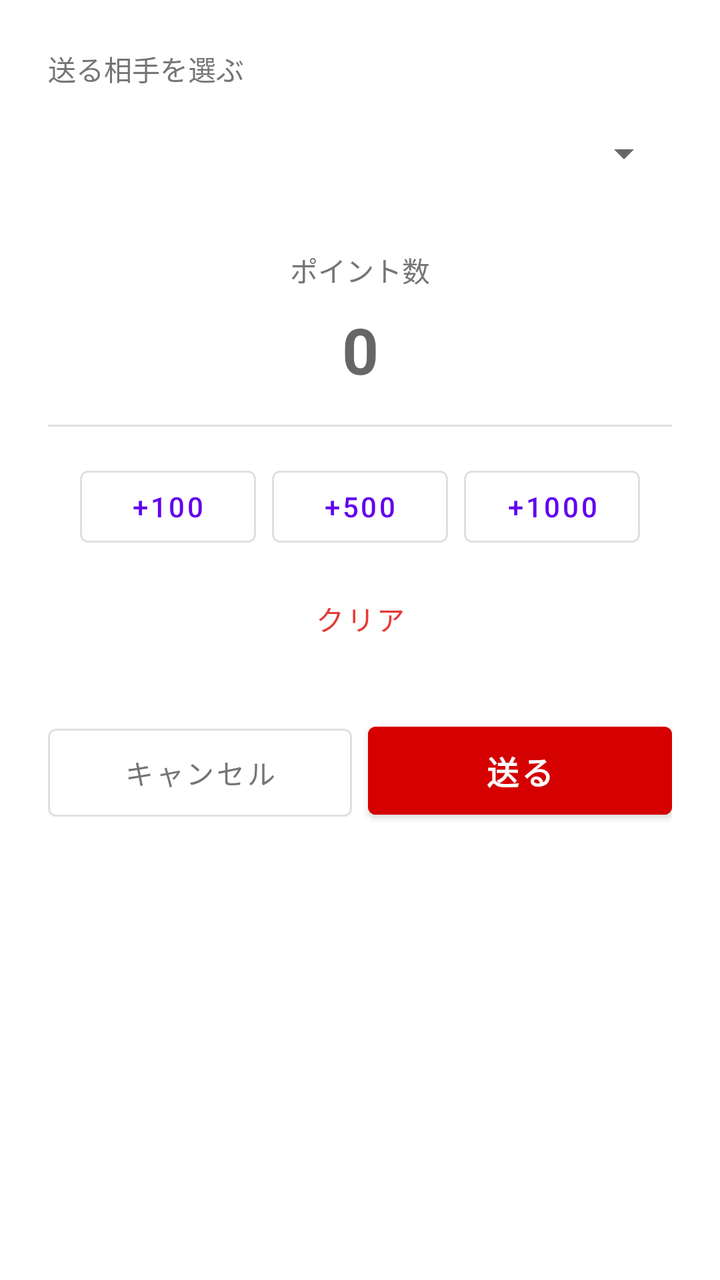
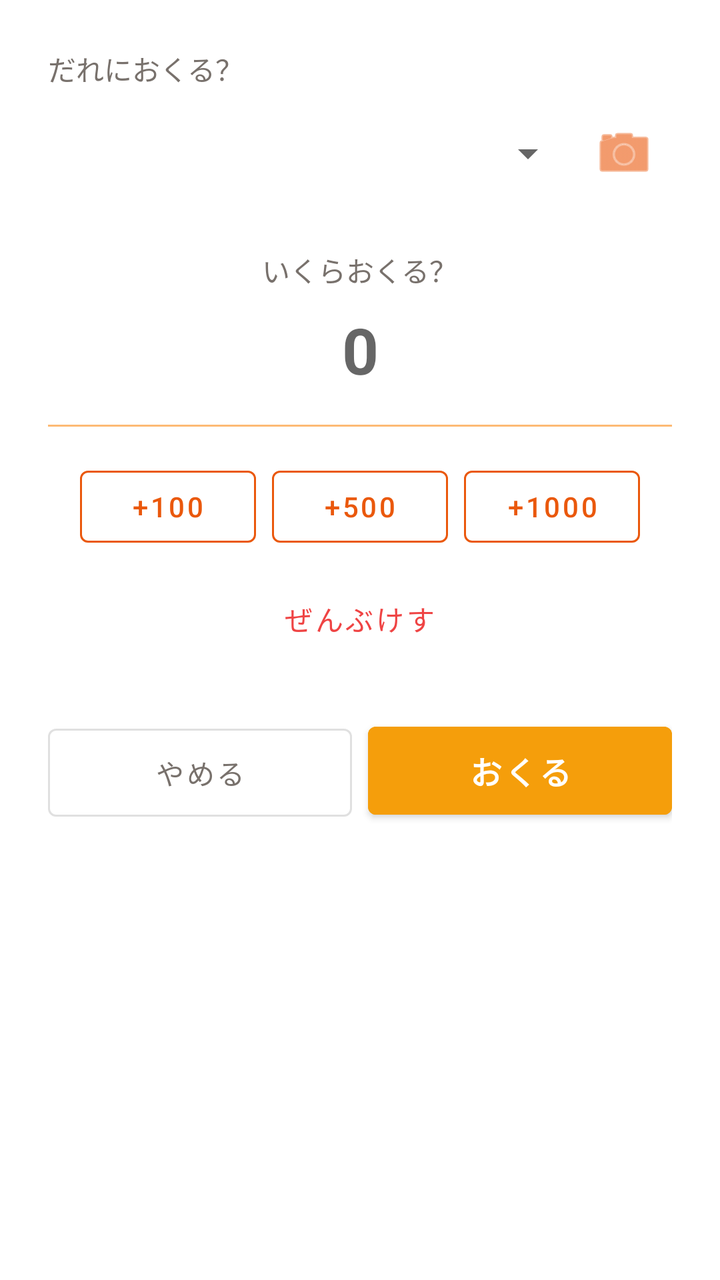

The first picture is an Android layout as it rendered before a commit; the second is the same layout after the commit. The layout source and the unified diff follow.
<!-- AndroidManifest.xml: application theme Theme.InternalPointSystem -->
<!-- res/layout/dialog_send_points.xml -->
<?xml version="1.0" encoding="utf-8"?>
<LinearLayout xmlns:android="http://schemas.android.com/apk/res/android"
    android:layout_width="match_parent"
    android:layout_height="wrap_content"
    android:orientation="vertical"
    android:padding="24dp"
    android:background="@drawable/bg_dialog_rounded">

    <TextView
        android:layout_width="wrap_content"
        android:layout_height="wrap_content"
        android:text="送る相手を選ぶ"
        android:textColor="@color/text_grey"
        android:layout_marginBottom="8dp"/>

    <Spinner
        android:id="@+id/spinnerReceiverDialog"
        android:layout_width="match_parent"
        android:layout_height="wrap_content"
        android:minHeight="48dp"
        android:layout_marginBottom="24dp"/>

    <TextView
        android:layout_width="wrap_content"
        android:layout_height="wrap_content"
        android:text="ポイント数"
        android:textColor="@color/text_grey"
        android:layout_gravity="center_horizontal"
        android:layout_marginBottom="8dp"/>

    <EditText
        android:id="@+id/etAmountDialog"
        android:layout_width="match_parent"
        android:layout_height="wrap_content"
        android:inputType="number"
        android:hint="0"
        android:gravity="center"
        android:textSize="32sp"
        android:textStyle="bold"
        android:textColor="@color/text_dark"
        android:background="@android:color/transparent"
        android:layout_marginBottom="16dp"/>
        
    <View android:layout_width="match_parent" android:layout_height="1dp" android:background="#E0E0E0" android:layout_marginBottom="16dp"/>

    <LinearLayout
        android:layout_width="match_parent"
        android:layout_height="wrap_content"
        android:orientation="horizontal"
        android:gravity="center"
        android:layout_marginBottom="8dp">

        <Button
            android:id="@+id/btnAdd100"
            android:layout_width="wrap_content"
            android:layout_height="wrap_content"
            android:text="+100"
            style="@style/Widget.MaterialComponents.Button.OutlinedButton"
            android:layout_marginEnd="8dp"/>

        <Button
            android:id="@+id/btnAdd500"
            android:layout_width="wrap_content"
            android:layout_height="wrap_content"
            android:text="+500"
            style="@style/Widget.MaterialComponents.Button.OutlinedButton"
            android:layout_marginEnd="8dp"/>

        <Button
            android:id="@+id/btnAdd1000"
            android:layout_width="wrap_content"
            android:layout_height="wrap_content"
            android:text="+1000"
            style="@style/Widget.MaterialComponents.Button.OutlinedButton"/>
    </LinearLayout>
    
    <Button
        android:id="@+id/btnClearAmount"
        android:layout_width="wrap_content"
        android:layout_height="wrap_content"
        android:text="クリア"
        android:textColor="@color/red_stat"
        style="@style/Widget.MaterialComponents.Button.TextButton"
        android:layout_gravity="center"/>

    <LinearLayout
        android:layout_width="match_parent"
        android:layout_height="wrap_content"
        android:orientation="horizontal"
        android:weightSum="2"
        android:layout_marginTop="24dp">

        <Button
            android:id="@+id/btnCancelDialog"
            android:layout_width="0dp"
            android:layout_height="56dp"
            android:layout_weight="1"
            android:text="キャンセル"
            android:textColor="#757575"
            style="@style/Widget.MaterialComponents.Button.OutlinedButton"
            android:layout_marginEnd="8dp"/>

        <Button
            android:id="@+id/btnSendDialog"
            android:layout_width="0dp"
            android:layout_height="56dp"
            android:layout_weight="1"
            android:text="送る"
            android:textColor="@android:color/white"
            android:backgroundTint="#D50000"
            android:textSize="16sp"
            android:textStyle="bold"/>
    </LinearLayout>

</LinearLayout>
<!-- resources referenced by this layout -->
<resources>
  <color name="red_stat">#E53935</color>
  <color name="text_dark">#212121</color>
  <color name="text_grey">#757575</color>
  <!-- drawable bg_dialog_rounded (drawable) -->
  <?xml version="1.0" encoding="utf-8"?>
  <shape xmlns:android="http://schemas.android.com/apk/res/android"
      android:shape="rectangle">
      <solid android:color="@color/white"/>
      <corners android:radius="24dp"/>
  </shape>
  <style name="Theme.InternalPointSystem" parent="Theme.MaterialComponents.DayNight.DarkActionBar">
          
          <item name="colorPrimary">@color/purple_500</item>
          <item name="colorPrimaryVariant">@color/purple_700</item>
          <item name="colorOnPrimary">@color/white</item>
          
          <item name="colorSecondary">@color/teal_200</item>
          <item name="colorSecondaryVariant">@color/teal_700</item>
          <item name="colorOnSecondary">@color/black</item>
          
          <item name="android:statusBarColor" tools:targetApi="l">?attr/colorPrimaryVariant</item>
          
      </style>
  <color name="white">#FFFFFFFF</color>
  <color name="purple_500">#FF6200EE</color>
  <color name="purple_700">#FF3700B3</color>
  <color name="teal_200">#FF03DAC5</color>
  <color name="teal_700">#FF018786</color>
  <color name="black">#FF000000</color>
</resources>

<!-- the commit's change to res/layout/dialog_send_points.xml (unified diff, before → after) -->
@@ -1,5 +1,6 @@
 <?xml version="1.0" encoding="utf-8"?>
 <LinearLayout xmlns:android="http://schemas.android.com/apk/res/android"
+    xmlns:app="http://schemas.android.com/apk/res-auto"
     android:layout_width="match_parent"
     android:layout_height="wrap_content"
     android:orientation="vertical"
@@ -9,22 +10,38 @@
     <TextView
         android:layout_width="wrap_content"
         android:layout_height="wrap_content"
-        android:text="送る相手を選ぶ"
-        android:textColor="@color/text_grey"
+        android:text="だれにおくる？"
+        android:textColor="@color/text_secondary"
         android:layout_marginBottom="8dp"/>
 
-    <Spinner
-        android:id="@+id/spinnerReceiverDialog"
+    <LinearLayout
         android:layout_width="match_parent"
         android:layout_height="wrap_content"
-        android:minHeight="48dp"
-        android:layout_marginBottom="24dp"/>
+        android:orientation="horizontal"
+        android:gravity="center_vertical"
+        android:layout_marginBottom="24dp">
+        
+        <Spinner
+            android:id="@+id/spinnerReceiverDialog"
+            android:layout_width="0dp"
+            android:layout_height="wrap_content"
+            android:layout_weight="1"
+            android:minHeight="48dp"/>
+            
+        <ImageButton
+            android:id="@+id/btnScanQr"
+            android:layout_width="48dp"
+            android:layout_height="48dp"
+            android:background="?attr/selectableItemBackgroundBorderless"
+            android:src="@android:drawable/ic_menu_camera"
+            app:tint="@color/brand_primary"/>
+    </LinearLayout>
 
     <TextView
         android:layout_width="wrap_content"
         android:layout_height="wrap_content"
-        android:text="ポイント数"
-        android:textColor="@color/text_grey"
+        android:text="いくらおくる？"
+        android:textColor="@color/text_secondary"
         android:layout_gravity="center_horizontal"
         android:layout_marginBottom="8dp"/>
 
@@ -37,11 +54,11 @@
         android:gravity="center"
         android:textSize="32sp"
         android:textStyle="bold"
-        android:textColor="@color/text_dark"
+        android:textColor="@color/text_primary"
         android:background="@android:color/transparent"
         android:layout_marginBottom="16dp"/>
         
-    <View android:layout_width="match_parent" android:layout_height="1dp" android:background="#E0E0E0" android:layout_marginBottom="16dp"/>
+    <View android:layout_width="match_parent" android:layout_height="1dp" android:background="@color/divider" android:layout_marginBottom="16dp"/>
 
     <LinearLayout
         android:layout_width="match_parent"
@@ -56,6 +73,8 @@
             android:layout_height="wrap_content"
             android:text="+100"
             style="@style/Widget.MaterialComponents.Button.OutlinedButton"
+            android:textColor="@color/brand_primary"
+            app:strokeColor="@color/brand_primary"
             android:layout_marginEnd="8dp"/>
 
         <Button
@@ -64,6 +83,8 @@
             android:layout_height="wrap_content"
             android:text="+500"
             style="@style/Widget.MaterialComponents.Button.OutlinedButton"
+            android:textColor="@color/brand_primary"
+            app:strokeColor="@color/brand_primary"
             android:layout_marginEnd="8dp"/>
 
         <Button
@@ -71,15 +92,17 @@
             android:layout_width="wrap_content"
             android:layout_height="wrap_content"
             android:text="+1000"
-            style="@style/Widget.MaterialComponents.Button.OutlinedButton"/>
+            style="@style/Widget.MaterialComponents.Button.OutlinedButton"
+            android:textColor="@color/brand_primary"
+            app:strokeColor="@color/brand_primary"/>
     </LinearLayout>
     
     <Button
         android:id="@+id/btnClearAmount"
         android:layout_width="wrap_content"
         android:layout_height="wrap_content"
-        android:text="クリア"
-        android:textColor="@color/red_stat"
+        android:text="ぜんぶけす"
+        android:textColor="@color/danger"
         style="@style/Widget.MaterialComponents.Button.TextButton"
         android:layout_gravity="center"/>
 
@@ -95,8 +118,8 @@
             android:layout_width="0dp"
             android:layout_height="56dp"
             android:layout_weight="1"
-            android:text="キャンセル"
-            android:textColor="#757575"
+            android:text="やめる"
+            android:textColor="@color/text_secondary"
             style="@style/Widget.MaterialComponents.Button.OutlinedButton"
             android:layout_marginEnd="8dp"/>
 
@@ -105,9 +128,9 @@
             android:layout_width="0dp"
             android:layout_height="56dp"
             android:layout_weight="1"
-            android:text="送る"
+            android:text="おくる"
             android:textColor="@android:color/white"
-            android:backgroundTint="#D50000"
+            android:backgroundTint="@color/coin_primary"
             android:textSize="16sp"
             android:textStyle="bold"/>
     </LinearLayout>
<!-- resource entries referenced after the edit -->
@@ -1,8 +1,11 @@
 <!-- resources referenced by this layout -->
 <resources>
-  <color name="red_stat">#E53935</color>
-  <color name="text_dark">#212121</color>
-  <color name="text_grey">#757575</color>
+  <color name="brand_primary">#EA580C</color>
+  <color name="coin_primary">#F59E0B</color>
+  <color name="danger">#EF4444</color>
+  <color name="divider">#FDBA74</color>
+  <color name="text_primary">#431407</color>
+  <color name="text_secondary">#78716C</color>
   <!-- drawable bg_dialog_rounded (drawable) -->
   <?xml version="1.0" encoding="utf-8"?>
   <shape xmlns:android="http://schemas.android.com/apk/res/android"
@@ -12,22 +15,19 @@
   </shape>
   <style name="Theme.InternalPointSystem" parent="Theme.MaterialComponents.DayNight.DarkActionBar">
           
-          <item name="colorPrimary">@color/purple_500</item>
-          <item name="colorPrimaryVariant">@color/purple_700</item>
+          <item name="colorPrimary">@color/brand_primary</item>
+          <item name="colorPrimaryVariant">@color/brand_primary_dark</item>
           <item name="colorOnPrimary">@color/white</item>
           
-          <item name="colorSecondary">@color/teal_200</item>
-          <item name="colorSecondaryVariant">@color/teal_700</item>
-          <item name="colorOnSecondary">@color/black</item>
+          <item name="colorSecondary">@color/coin_primary</item>
+          <item name="colorSecondaryVariant">@color/coin_secondary</item>
+          <item name="colorOnSecondary">@color/white</item>
           
           <item name="android:statusBarColor" tools:targetApi="l">?attr/colorPrimaryVariant</item>
           
       </style>
-  <color name="white">#FFFFFFFF</color>
-  <color name="purple_500">#FF6200EE</color>
-  <color name="purple_700">#FF3700B3</color>
-  <color name="teal_200">#FF03DAC5</color>
-  <color name="teal_700">#FF018786</color>
-  <color name="black">#FF000000</color>
+  <color name="white">#FFFFFF</color>
+  <color name="brand_primary_dark">#C2410C</color>
+  <color name="coin_secondary">#D97706</color>
 </resources>
 
